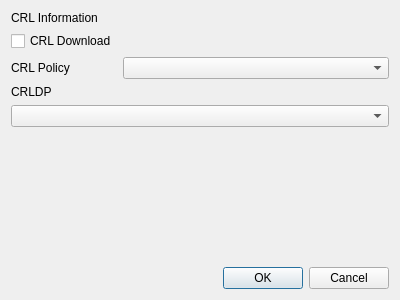
jykim74/CCMan, file CCMan/issue_crl_dlg.ui: the form before one commit.
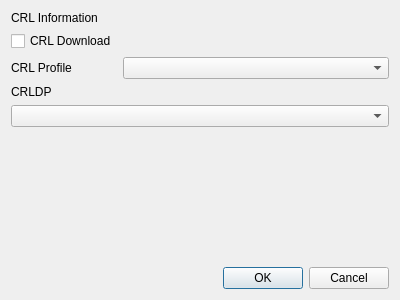
The form after the commit.

What changed in the file:
```diff
--- a/CCMan/issue_crl_dlg.ui
+++ b/CCMan/issue_crl_dlg.ui
@@ -17,7 +17,7 @@
    <item row="2" column="0">
     <widget class="QLabel" name="label_2">
      <property name="text">
-      <string>CRL Policy</string>
+      <string>CRL Profile</string>
      </property>
     </widget>
    </item>
```
Left out of the diff: 2 changed lines with no effect on the pictures.
